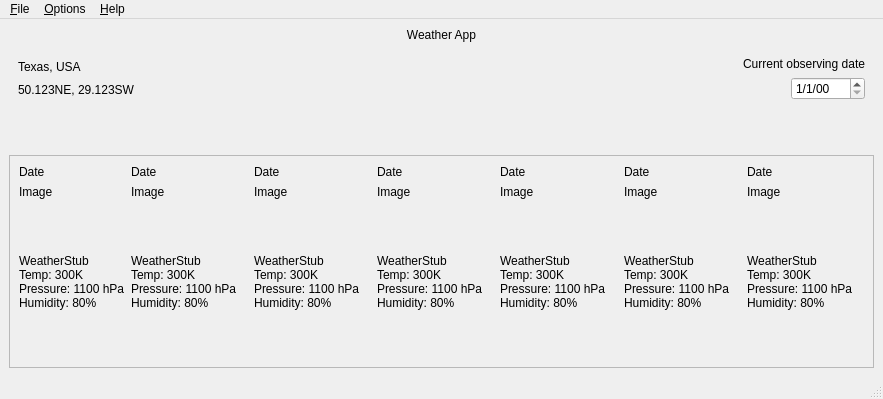
The window that app.ui (ghadd/WeatherApp) describes before a commit, drawn with Qt 5.
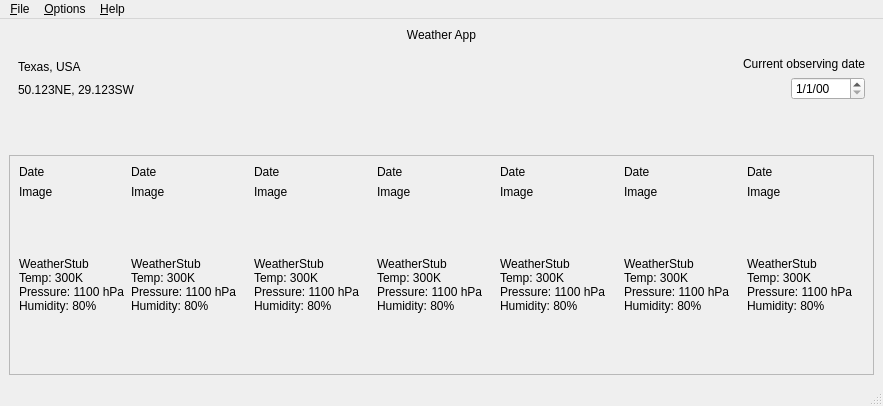
The same window after the commit. Icons and pictures are not drawn.

What changed in the file:
```diff
--- a/app.ui
+++ b/app.ui
@@ -7,7 +7,7 @@
     <x>0</x>
     <y>0</y>
     <width>883</width>
-    <height>399</height>
+    <height>406</height>
    </rect>
   </property>
   <property name="sizePolicy">
@@ -158,7 +158,7 @@
          <x>0</x>
          <y>0</y>
          <width>863</width>
-         <height>206</height>
+         <height>213</height>
         </rect>
        </property>
        <property name="autoFillBackground">
```
Left out of the diff: 6 changed lines with no effect on the pictures.
